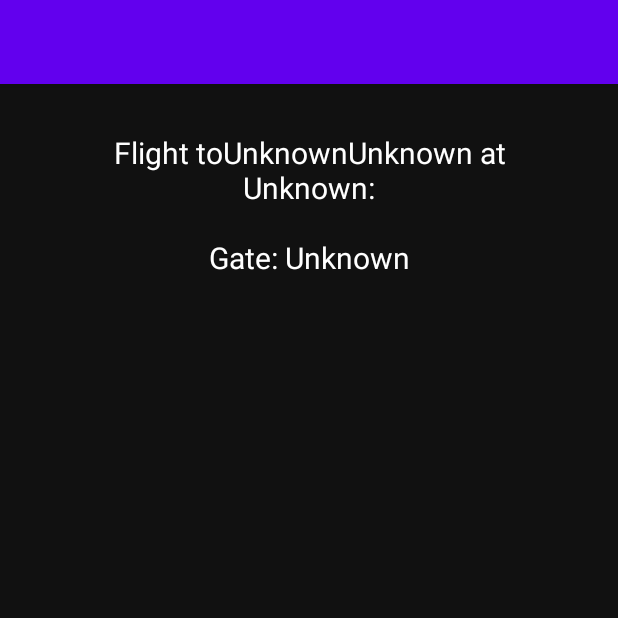
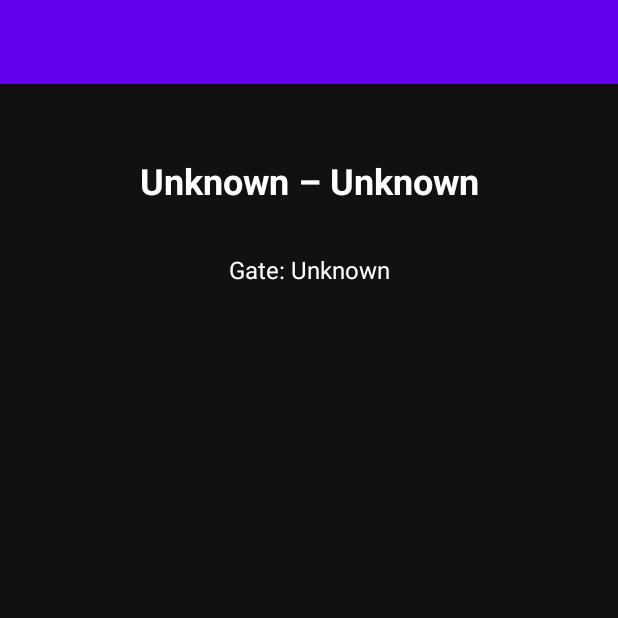
Before and after one commit to UnDolorDeBarriga/hack25_mqtt_app, an Android app built with Jetpack Compose: the FlightDetailActivity screen opened directly, with no data from a screen before it, on a phone screen of 412 x 824 dp, the top half of it. Run offline under Robolectric (Android 15) with nearby library versions, the phone set to English and light mode, and no system bars.

Commit message:
Better flight info

```diff
--- a/AndroidApp/app/src/main/java/com/example/prova/FlightDetailActivity.kt
+++ b/AndroidApp/app/src/main/java/com/example/prova/FlightDetailActivity.kt
@@ -1,57 +1,86 @@
 package com.example.prova
 
+import android.graphics.Color
+import android.graphics.Typeface
 import android.os.Bundle
 import android.util.Log
+import android.util.TypedValue
+import android.view.Gravity
+import android.widget.LinearLayout
 import android.widget.TextView
 import androidx.appcompat.app.AppCompatActivity
 import org.json.JSONException
 import org.json.JSONObject
-import kotlin.text.append
 
 class FlightDetailActivity : AppCompatActivity() {
     override fun onCreate(savedInstanceState: Bundle?) {
         super.onCreate(savedInstanceState)
-
         setContentView(R.layout.activity_flight_detail)
 
         supportActionBar?.setDisplayShowTitleEnabled(false)
 
-        val flightId = intent.getStringExtra("flight_id") ?: "Unknown"
+        // Container defined in activity_flight_detail.xml:
+        val container = findViewById<LinearLayout>(R.id.flightDetailContainer)
+        container.removeAllViews()
+
+        // Pull JSON from intent
         val flightDetailsJson = intent.getStringExtra("flight_details") ?: "{}"
-        Log.e("FlightDetailActivity", "Flight ID: $flightId")
-        Log.e("FlightDetailActivity", "Flight Details JSON: $flightDetailsJson")
-        val detailTextView = findViewById<TextView>(R.id.flightDetailTextView)
-
-        try {
-            val flightDetails = JSONObject(flightDetailsJson)
-            val destination = flightDetails.optString("destination", "Unknown")
-            val time = flightDetails.optString("time", "Unknown")
-            val gate = flightDetails.optString("gate", "Unknown")
-            val airport = flightDetails.optString("airport", "Unknown")
-
-            val flightNumbersArray = flightDetails.optJSONArray("flight_number")
-            val flightCount = flightNumbersArray?.length() ?: 0
-
-            val flightNumbers = StringBuilder()
-            val detailsText = StringBuilder("Flight to$destination$airport at $time:\n\n")
-            for (i in 0 until flightCount) {
-                val flightNumber = flightNumbersArray?.optString(i, "Unknown")
-                detailsText.append(
-                    """
-                    $flightNumber
-                    """.trimIndent() + "\n"
-                )
-            }
-            detailsText.append(
-                """
-                Gate: $gate
-                """.trimIndent() + "\n"
-            )
-
-            detailTextView.text = detailsText
+        val flightDetails = try {
+            JSONObject(flightDetailsJson)
         } catch (e: JSONException) {
             Log.e("FlightDetailActivity", "Invalid JSON: ${e.message}")
-            detailTextView.text = "Error loading flight details."
+            TextView(this).apply {
+                text = "Error loading flight details."
+                setTextColor(Color.RED)
+                setTextSize(TypedValue.COMPLEX_UNIT_SP, 18f)
+                gravity = Gravity.CENTER_HORIZONTAL
+            }.also(container::addView)
+            return
         }
+
+        // Extract fields
+        val destination = flightDetails.optString("destination", "Unknown")
+        val airport     = flightDetails.optString("airport",     "Unknown")
+        val time        = flightDetails.optString("time",        "Unknown")
+        val gate        = flightDetails.optString("gate",        "Unknown")
+        val numbersArr  = flightDetails.optJSONArray("flight_number")
+
+        // 1) Header: Destination – Airport (large, bold, centered)
+        TextView(this).apply {
+            text = "$destination – $airport"
+            setTextColor(Color.WHITE)
+            setTextSize(TypedValue.COMPLEX_UNIT_SP, 24f)
+            setTypeface(typeface, Typeface.BOLD)
+            setPadding(0, dp(8), 0, dp(16))
+            gravity = Gravity.CENTER_HORIZONTAL
+        }.also(container::addView)
+
+        // 2) Flight numbers (medium, bold, centered)
+        if (numbersArr != null) {
+            for (i in 0 until numbersArr.length()) {
+                val num = numbersArr.optString(i, "Unknown")
+                TextView(this).apply {
+                    text = num
+                    setTextColor(Color.WHITE)
+                    setTextSize(TypedValue.COMPLEX_UNIT_SP, 18f)
+                    setTypeface(typeface, Typeface.BOLD)
+                    setPadding(0, 0, 0, dp(8))
+                    gravity = Gravity.CENTER_HORIZONTAL
+                }.also(container::addView)
+            }
+        }
+
+        // 3) Gate info (normal, centered)
+        TextView(this).apply {
+            text = "Gate: $gate"
+            setTextColor(Color.WHITE)
+            setTextSize(TypedValue.COMPLEX_UNIT_SP, 16f)
+            setPadding(0, dp(16), 0, 0)
+            gravity = Gravity.CENTER_HORIZONTAL
+        }.also(container::addView)
     }
+
+    // dp → px helper
+    private fun dp(value: Int): Int =
+        (value * resources.displayMetrics.density).toInt()
 }
--- a/AndroidApp/app/src/main/res/layout/activity_flight_detail.xml
+++ b/AndroidApp/app/src/main/res/layout/activity_flight_detail.xml
@@ -10,11 +10,17 @@
     android:padding="24dp"
     android:background="#111">
 
+    <LinearLayout
+        android:id="@+id/flightDetailContainer"
+        android:layout_width="match_parent"
+        android:layout_height="wrap_content"
+        android:orientation="vertical"
+        android:padding="16dp"/>
+
     <TextView
         android:id="@+id/flightDetailTextView"
         android:layout_width="0dp"
         android:layout_height="wrap_content"
-        android:text="Default detail text"
         android:textColor="#ffffff"
         android:textSize="20sp"
         app:layout_constraintTop_toTopOf="parent"
```
